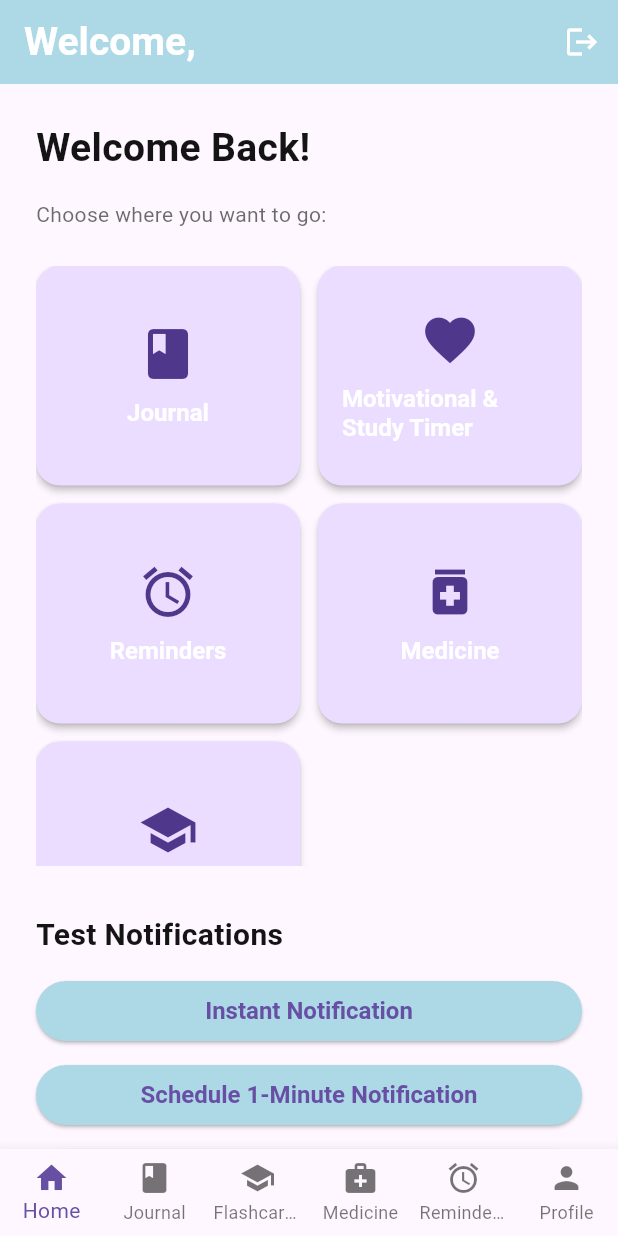
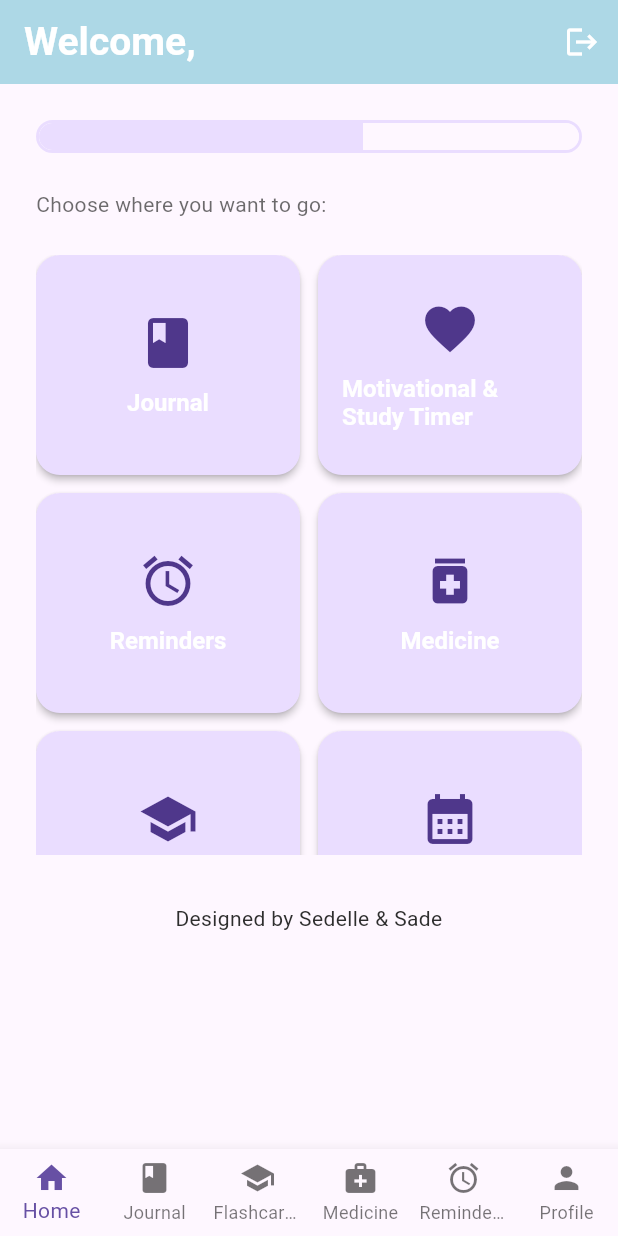
Before and after one commit to Inesh100/Clarity, a Flutter app: the screen it shows after launch, after a tap on "Sign In", on a phone screen of 412 x 824 dp. Run offline on Flutter 3.47's test engine with Material 3 defaults, Android fonts, the phone set to English and light mode, and no system bars; our stand-ins replace circular_countdown_timer, cloud_firestore, firebase_auth, firebase_core, flutter_local_notifications, flutter_timezone and 5 more; missing offline and left inert: android_intent_plus; accounts and stored records are empty; network calls fail.

Commit message:
modified:   lib/core/app_router.dart 	modified:   lib/pages/welcome_page.dart

```diff
--- a/lib/core/app_router.dart
+++ b/lib/core/app_router.dart
@@ -15,6 +15,7 @@ import '../pages/about_page.dart';
 import '../pages/motivation_timer_page.dart';
 import '../pages/splash_page.dart';
 import '../pages/edit_profile.dart';
+import '../pages/calendar_page.dart';
 class AppRouter {
   static Route<dynamic> generateRoute(RouteSettings settings) {
     switch (settings.name) {
@@ -49,6 +50,8 @@ class AppRouter {
         return MaterialPageRoute(builder: (_) => const CreditsPage());
       case '/motivation_timer':
         return MaterialPageRoute(builder: (_) => const MotivationTimerPage());
+      case '/calendar':
+        return MaterialPageRoute(builder: (_) => const CalendarPage());
       default:
         return MaterialPageRoute(builder: (_) => const SplashPage());
     }
--- a/lib/pages/welcome_page.dart
+++ b/lib/pages/welcome_page.dart
@@ -1,4 +1,5 @@
 // pages/welcome_page.dart
+import 'package:clarity/pages/calendar_page.dart';
 import 'package:flutter/material.dart';
 import 'package:provider/provider.dart';
 import '../providers/app_state.dart';
@@ -10,7 +11,7 @@ import 'flashcard_page.dart';
 import 'reminders_page.dart';
 import 'medicine_page.dart';
 import 'motivation_timer_page.dart';
-import '../core/notification_service.dart';
+//import '../core/notification_service.dart';
 import '../core/exact_alarm_permission_helper.dart';
 
 class WelcomePage extends StatefulWidget {
@@ -65,8 +66,34 @@ class _WelcomePageState extends State<WelcomePage> {
         child: Column(
           crossAxisAlignment: CrossAxisAlignment.stretch,
           children: [
-            Text('Welcome Back!', style: AppTextStyles.heading1),
-            const SizedBox(height: 16),
+
+            // 🌟 STATIC PROGRESS BAR SECTION 🌟
+            Container(
+              height: 22,
+              width: double.infinity,
+              decoration: BoxDecoration(
+                borderRadius: BorderRadius.circular(16),
+                border: Border.all(
+                  color: theme.colorScheme.primaryContainer,
+                  width: 2,
+                ),
+              ),
+              child: ClipRRect(
+                borderRadius: BorderRadius.circular(14),
+                child: LinearProgressIndicator(
+                  value: 0.6, // Change this value (0.0 - 1.0) for progress level
+                  backgroundColor: theme.colorScheme.surface,
+                  valueColor: AlwaysStoppedAnimation<Color>(
+                    theme.colorScheme.primaryContainer,
+                  ),
+                ),
+              ),
+            ),
+            const SizedBox(height: 24),
+            // 🌟 END PROGRESS BAR SECTION 🌟
+
+           // Text('Welcome Back!', style: AppTextStyles.heading1),
+           // const SizedBox(height: 16),
             Text(
               'Choose where you want to go:',
               style: AppTextStyles.subtitle.copyWith(
@@ -89,15 +116,11 @@ class _WelcomePageState extends State<WelcomePage> {
                   _buildNavButton(context, 'Reminders', Icons.alarm, const ReminderPage()),
                   _buildNavButton(context, 'Medicine', Icons.medication, const MedicinePage()),
                   _buildNavButton(context, 'Flashcards', Icons.school, const FlashcardPage()),
+                  _buildNavButton(context, 'Calendar', Icons.calendar_month, const CalendarPage())
                 ],
               ),
             ),
             const SizedBox(height: 32),
-
-            const Text('Test Notifications', style: AppTextStyles.heading2),
-            const SizedBox(height: 12),
-            ..._buildNotificationButtons(),
-            const SizedBox(height: 24),
 
             const Text(
               'Designed by Sedelle & Sade',
@@ -145,76 +168,4 @@ class _WelcomePageState extends State<WelcomePage> {
       ),
     );
   }
-
-  List<Widget> _buildNotificationButtons() {
-    final now = DateTime.now();
-    int uniqueId(int offset) => now.microsecondsSinceEpoch.remainder(100000) + offset;
-
-    return [
-      _notifButton('Instant Notification', () async {
-        await NotificationService.instance.showInstant(
-          id: uniqueId(0),
-          title: 'Instant Notification',
-          body: '✅ This notification appears immediately.',
-        );
-        _showSnack('Instant Notification sent!');
-      }),
-      _notifButton('Schedule 1-Minute Notification', () async {
-        await NotificationService.instance.scheduleOneTime(
-          id: uniqueId(1),
-          title: 'One-Time Notification',
-          body: '⏰ This triggers 1 minute from now.',
-          dateTime: now.add(const Duration(minutes: 1)),
-        );
-        _showSnack('1-Minute Notification scheduled!');
-      }),
-      _notifButton('Schedule Daily Notification', () async {
-        await NotificationService.instance.scheduleDaily(
-          id: uniqueId(2),
-          title: 'Daily Notification',
-          body: '🗓 Repeats daily at this time.',
-          hour: now.hour,
-          minute: (now.minute + 1) % 60,
-        );
-        _showSnack('Daily Notification scheduled!');
-      }),
-      _notifButton('Schedule Weekly Notification', () async {
-        await NotificationService.instance.scheduleWeekly(
-          id: uniqueId(3),
-          title: 'Weekly Notification',
-          body: '📅 Repeats weekly on the same weekday.',
-          weekday: now.weekday,
-          hour: now.hour,
-          minute: (now.minute + 2) % 60,
-        );
-        _showSnack('Weekly Notification scheduled!');
-      }),
-      _notifButton('Schedule Monthly Notification', () async {
-        await NotificationService.instance.scheduleMonthly(
-          id: uniqueId(4),
-          title: 'Monthly Notification',
-          body: '🗓 Repeats monthly on the 2nd weekday.',
-          weekday: now.weekday,
-          weekOfMonth: 2,
-          hour: now.hour,
-          minute: (now.minute + 3) % 60,
-        );
-        _showSnack('Monthly Notification scheduled!');
-      }),
-    ];
-  }
-
-  Widget _notifButton(String label, VoidCallback onPressed) {
-    return Padding(
-      padding: const EdgeInsets.only(bottom: 8.0),
-      child: ElevatedButton(onPressed: onPressed, child: Text(label)),
-    );
-  }
-
-  void _showSnack(String message) {
-    if (context.mounted) {
-      ScaffoldMessenger.of(context).hideCurrentSnackBar();
-      ScaffoldMessenger.of(context).showSnackBar(SnackBar(content: Text(message), duration: const Duration(seconds: 2)));
-    }
-  }
 }
```
